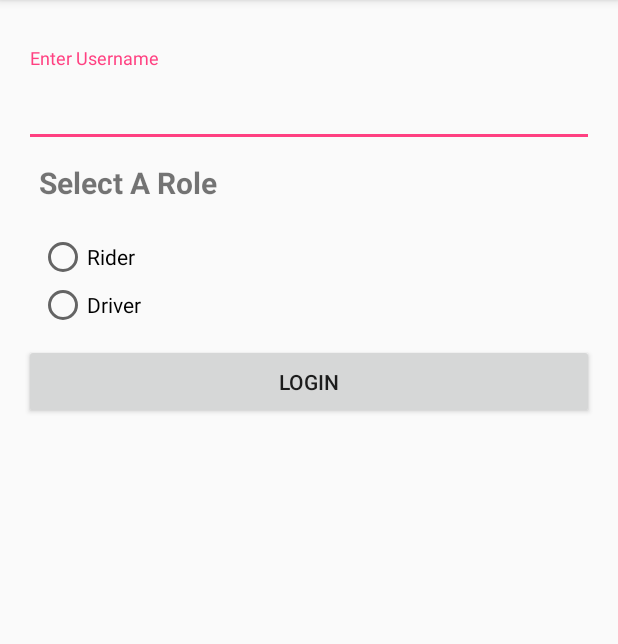
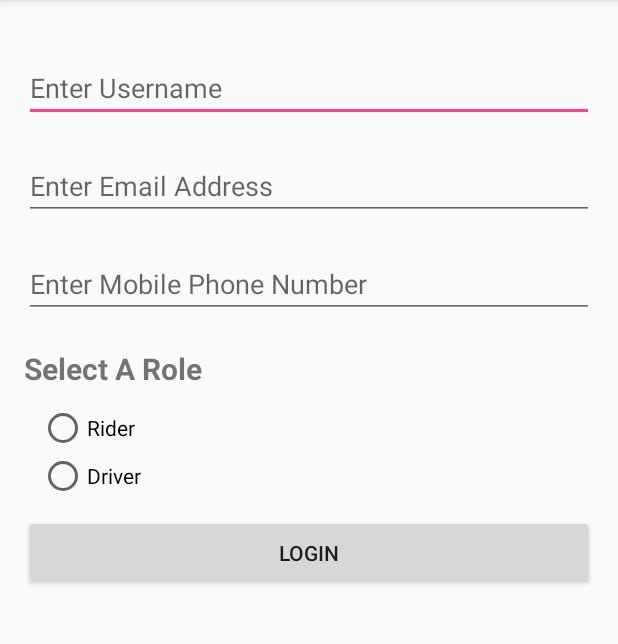
Before and after one commit to CMPUT301F16T18/Unter, an Android app: the LoginActivity screen opened directly, with no data from a screen before it, on a phone screen of 412 x 824 dp, the part 84-728 px from its top. Run offline under Robolectric (Android 15) with nearby library versions, the phone set to English and light mode, and no system bars.

Commit message:
updated LoginActivity

```diff
--- a/app/src/main/java/ca/ualberta/cs/unter/view/LoginActivity.java
+++ b/app/src/main/java/ca/ualberta/cs/unter/view/LoginActivity.java
@@ -1,8 +1,12 @@
 package ca.ualberta.cs.unter.view;
 
+import android.app.AlertDialog;
+import android.content.DialogInterface;
+import android.content.Intent;
 import android.graphics.Typeface;
 import android.support.v7.app.AppCompatActivity;
 import android.os.Bundle;
+import android.util.Patterns;
 import android.view.View;
 import android.widget.Button;
 import android.widget.EditText;
@@ -12,34 +16,38 @@ import android.widget.Toast;
 
 import ca.ualberta.cs.unter.R;
 
-public class LoginActivity extends AppCompatActivity {
+public class LoginActivity extends AppCompatActivity implements View.OnClickListener{
     private EditText usernameText;
-    // private EditText passwordText;
-    private RadioGroup rolesGroup;
+    private EditText emailText;
+    private EditText mobileText;
+
     private RadioButton riderRadio;
     private RadioButton driverRadio;
     private Button loginButton;
     private String roleSel;
 
     @Override
-    protected void onCreate(Bundle savedInstanceState) {
+    public void onCreate(Bundle savedInstanceState) {
         super.onCreate(savedInstanceState);
         setContentView(R.layout.activity_login);
 
         usernameText = (EditText) findViewById(R.id.username);
-        // passwordText = (EditText) findViewById(R.id.password);
+        emailText = (EditText) findViewById(R.id.email);
+        mobileText = (EditText) findViewById(R.id.mobile);
 
         riderRadio = (RadioButton) findViewById(R.id.radio_rider);
         driverRadio = (RadioButton) findViewById(R.id.radio_driver);
 
         loginButton = (Button) findViewById(R.id.login_button);
+        assert loginButton != null;
+        loginButton.setOnClickListener(this);
 
         // http://stackoverflow.com/questions/8323778/how-to-set-on-click-listener-on-the-radio-button-in-android
 
     }
 
     @Override
-    protected void onStart() {
+    public void onStart() {
         super.onStart();
     }
 
@@ -63,35 +71,38 @@ public class LoginActivity extends AppCompatActivity {
         }
     }
 
-//    @Override
-//    public void onClick(View view) {
-//        if (view == loginButton ) {
-//            login();
-//        }
-//    }
+    @Override
+    public void onClick(View view) {
+        if (view == loginButton ) {
+            login();
+        }
+    }
 
     // TODO create a login() function, refer to addHabit in as1
-    protected void login(){
-        boolean validUsername = true;
-        // boolean validPassword = true;
+    // TODO maybe also use controller to check user's validity
+    public void login(){
+        String username = usernameText.getText().toString();
+        String email = emailText.getText().toString();
+        String mobile = mobileText.getText().toString();
 
-        String username = usernameText.getText().toString();
-        // String password = passwordText.getText().toString();
+        boolean validUsername = !(username.isEmpty() || username.trim().isEmpty());
+        boolean validEmail = Patterns.EMAIL_ADDRESS.matcher(email).matches();
+        boolean validMobile = Patterns.PHONE.matcher(mobile).matches();
 
-        // TODO maybe also use controller to check user's validity
-        if (username.isEmpty() || username.trim().isEmpty()){
-            validUsername = false;
-            Toast.makeText(this, "Username is not valid.", Toast.LENGTH_SHORT).show();
-        }
-
-        if (validUsername) {
+        if ( !(validUsername && validEmail && validMobile) ){
+            Toast.makeText(this, "Username/Email/Mobile is not valid.", Toast.LENGTH_SHORT).show();
+        } else {
             try {
-                if (roleSel == "R") {
+                if (roleSel.equals("R")) {
                     // intent to RiderMainActivity
-
-                } else if (roleSel == "D") {
+//                    Intent intentRiderMain = new Intent(this, RiderMainActivity.class);
+//                    startActivity(intentRiderMain);
+                } else if (roleSel.equals("D")) {
                     // intent to DriverMainActivity
-
+//                    Intent intentDriverMain = new Intent(this, DriverMainActivity.class);
+//                    startActivity(intentDriverMain);
+                } else {
+                    openSelRoleDialog();
                 }
             } catch (Exception e) {
                 e.printStackTrace();
@@ -100,4 +111,18 @@ public class LoginActivity extends AppCompatActivity {
 
         }
     }
+
+    private void openSelRoleDialog() {
+        AlertDialog.Builder builder = new AlertDialog.Builder(LoginActivity.this);
+        builder.setTitle("Please Specify Your Role (Rider/Driver).")
+                .setPositiveButton(R.string.dialog_ok_button, new DialogInterface.OnClickListener() {
+                    @Override
+                    public void onClick(DialogInterface dialog, int id) {
+                    }
+                });
+        // Create & Show the AlertDialog
+        AlertDialog dialog = builder.create();
+        dialog.show();
+    }
+
 }
--- a/app/src/main/res/layout/activity_login.xml
+++ b/app/src/main/res/layout/activity_login.xml
@@ -11,45 +11,41 @@
     tools:context="ca.ualberta.cs.unter.view.LoginActivity">
 
     <!--username-->
-    <android.support.design.widget.TextInputLayout
+    <EditText
+        android:id="@+id/username"
         android:layout_width="match_parent"
         android:layout_height="wrap_content"
-        android:paddingTop="@dimen/activity_vertical_margin">
+        android:hint="@string/username_input"
+        android:inputType="textNoSuggestions|textVisiblePassword"
+        android:paddingTop="30dp"
+        android:maxLines="1"/>
 
-        <EditText
-            android:id="@+id/username"
-            android:layout_width="match_parent"
-            android:layout_height="wrap_content"
-            android:hint="@string/username_input"
-            android:inputType="textNoSuggestions|textVisiblePassword"
-            android:paddingTop="20dp"
-            android:maxLines="1"/>
+    <!--email-->
+    <EditText
+        android:id="@+id/email"
+        android:layout_width="match_parent"
+        android:layout_height="wrap_content"
+        android:hint="@string/email_input"
+        android:inputType="textEmailAddress"
+        android:paddingTop="30dp"
+        android:maxLines="1"/>
 
-    </android.support.design.widget.TextInputLayout>
-
-    <!--password-->
-    <!--<android.support.design.widget.TextInputLayout-->
-        <!--android:layout_width="match_parent"-->
-        <!--android:layout_height="wrap_content"-->
-        <!--android:paddingTop="@dimen/activity_vertical_margin">-->
-
-        <!--<EditText-->
-            <!--android:id="@+id/password"-->
-            <!--android:layout_width="match_parent"-->
-            <!--android:layout_height="wrap_content"-->
-            <!--android:hint="@string/password_input"-->
-            <!--android:inputType="textPassword"-->
-            <!--android:paddingBottom="15dp"-->
-            <!--android:maxLines="1"/>-->
-
-    <!--</android.support.design.widget.TextInputLayout>-->
+    <!--mobile-->
+    <EditText
+        android:id="@+id/mobile"
+        android:layout_width="match_parent"
+        android:layout_height="wrap_content"
+        android:hint="@string/mobile_input"
+        android:inputType="phone"
+        android:paddingTop="30dp"
+        android:maxLines="1"/>
 
     <!--select a role (rider/driver)-->
     <TextView
         android:layout_width="match_parent"
         android:layout_height="wrap_content"
         android:text="@string/select_role_text"
-        android:padding="10dp"
+        android:paddingTop="20dp"
         android:textSize="20sp"
         android:textStyle="bold"/>
 
--- a/app/src/main/res/values/strings.xml
+++ b/app/src/main/res/values/strings.xml
@@ -3,11 +3,13 @@
 
     <!--LoginActivity-->
     <string name="username_input">Enter Username</string>
-    <!--<string name="password_input">Enter Password</string>-->
+    <string name="email_input">Enter Email Address</string>
+    <string name="mobile_input">Enter Mobile Phone Number</string>
     <string name="select_role_text">Select A Role</string>
     <string name="rider_radio">Rider</string>
     <string name="driver_radio">Driver</string>
     <string name="login_button">Login</string>
+    <string name="dialog_ok_button">OK</string>
 
 
 </resources>
```
